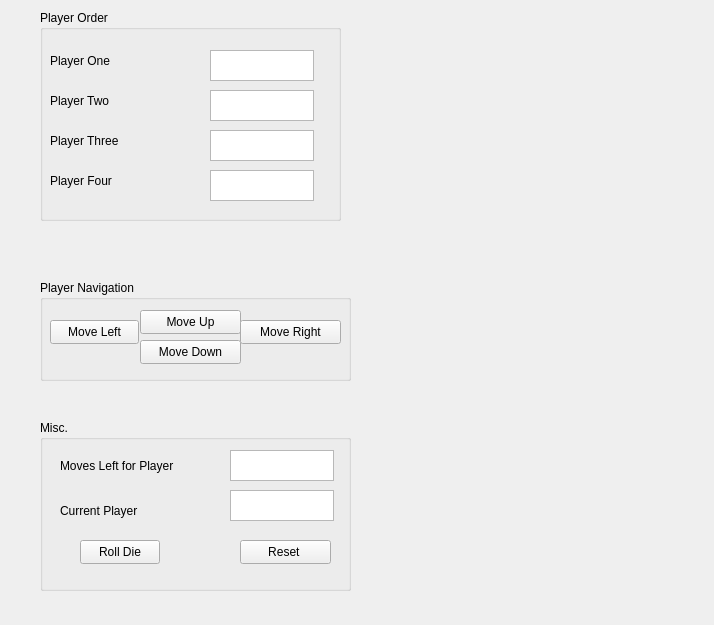
Before: the Qt Designer form Trivial_Purfuit/src/board/menus/board_menu.ui in johnChandlerr/Trivial_Purfuit, drawn with Qt 5.
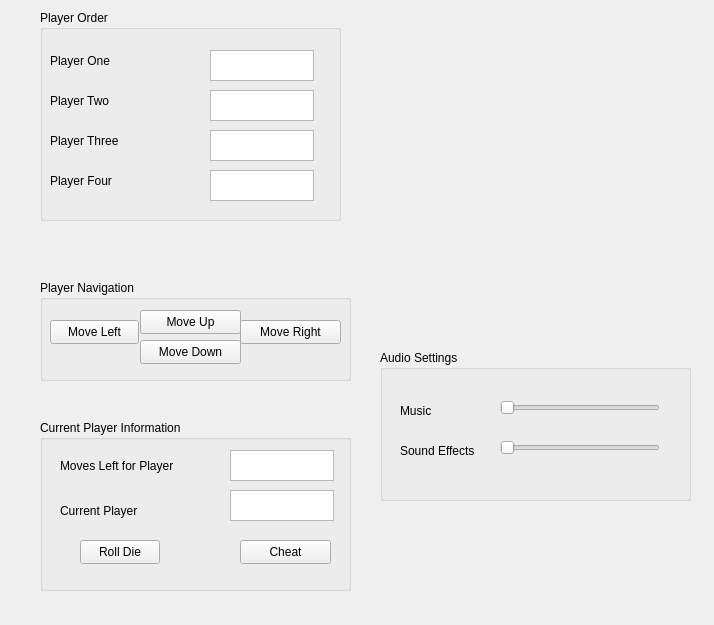
After: the same form once the commit is applied.

Commit message: JGC/targetDemoFunctionality: Audio/Sound Effect Updates # Details: #	(1) Generic win/lose game sounds #	(2) Volume control

The edit to the form file:
```diff
--- a/Trivial_Purfuit/src/board/menus/board_menu.ui
+++ b/Trivial_Purfuit/src/board/menus/board_menu.ui
@@ -88,7 +88,7 @@
     </rect>
    </property>
    <property name="title">
-    <string>Misc.</string>
+    <string>Current Player Information</string>
    </property>
    <widget class="QPushButton" name="reset_button">
     <property name="geometry">
@@ -100,7 +100,7 @@
      </rect>
     </property>
     <property name="text">
-     <string>Reset </string>
+     <string>Cheat</string>
     </property>
    </widget>
    <widget class="QPlainTextEdit" name="dice_field">
@@ -268,6 +268,71 @@
     </property>
    </widget>
   </widget>
+  <widget class="QGroupBox" name="audio_group">
+   <property name="geometry">
+    <rect>
+     <x>380</x>
+     <y>350</y>
+     <width>311</width>
+     <height>151</height>
+    </rect>
+   </property>
+   <property name="title">
+    <string>Audio Settings</string>
+   </property>
+   <widget class="QSlider" name="music_volume_slider">
+    <property name="geometry">
+     <rect>
+      <x>120</x>
+      <y>50</y>
+      <width>160</width>
+      <height>16</height>
+     </rect>
+    </property>
+    <property name="orientation">
+     <enum>Qt::Horizontal</enum>
+    </property>
+   </widget>
+   <widget class="QLabel" name="music_label">
+    <property name="geometry">
+     <rect>
+      <x>20</x>
+      <y>50</y>
+      <width>91</width>
+      <height>21</height>
+     </rect>
+    </property>
+    <property name="text">
+     <string>Music</string>
+    </property>
+   </widget>
+   <widget class="QLabel" name="sound_label">
+    <property name="geometry">
+     <rect>
+      <x>20</x>
+      <y>90</y>
+      <width>91</width>
+      <height>21</height>
+     </rect>
+    </property>
+    <property name="text">
+     <string>Sound Effects</string>
+    </property>
+   </widget>
+   <widget class="QSlider" name="sound_effects_volume">
+    <property name="geometry">
+     <rect>
+      <x>120</x>
+      <y>90</y>
+      <width>160</width>
+      <height>16</height>
+     </rect>
+    </property>
+    <property name="orientation">
+     <enum>Qt::Horizontal</enum>
+    </property>
+   </widget>
+  </widget>
  </widget>
  <resources/>
  <connections/>
```
The commit also changes 4 other files.
